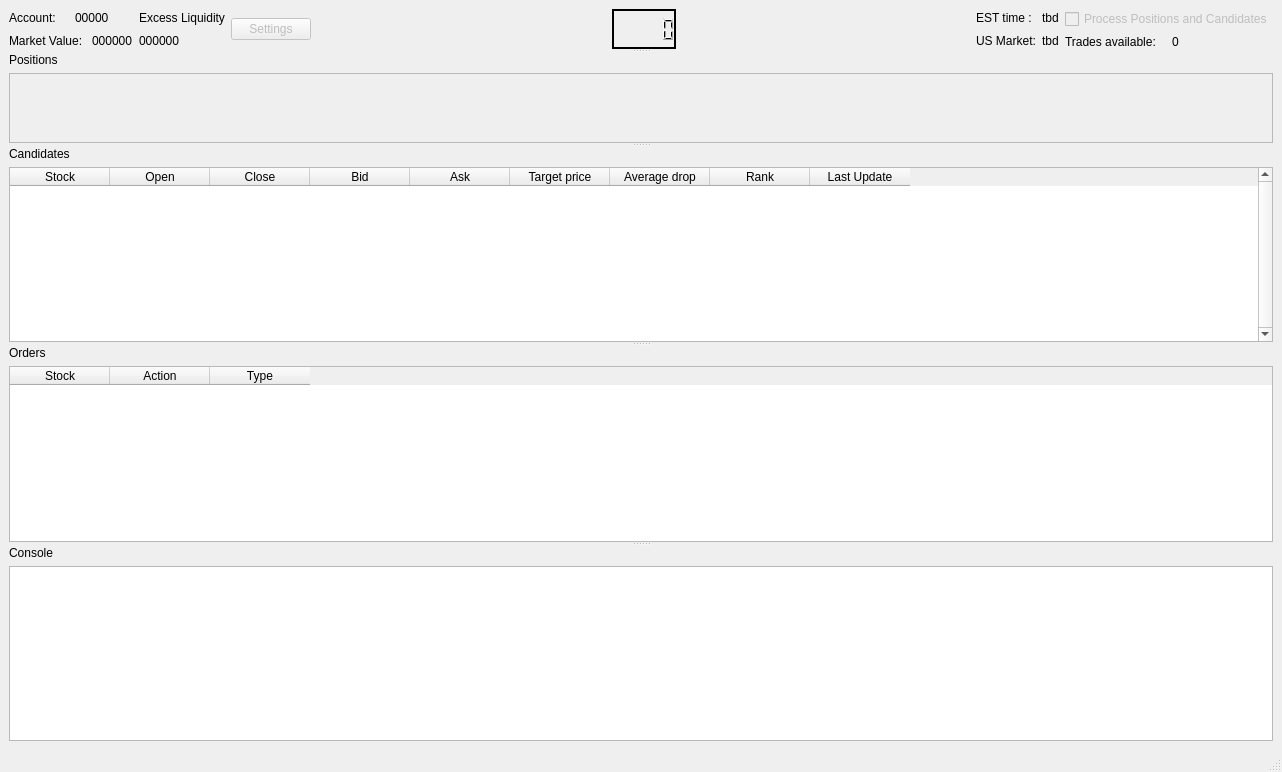
Above: UI/MainWindow.ui from colaisr/algotrader before the change. Below: the same form after it.
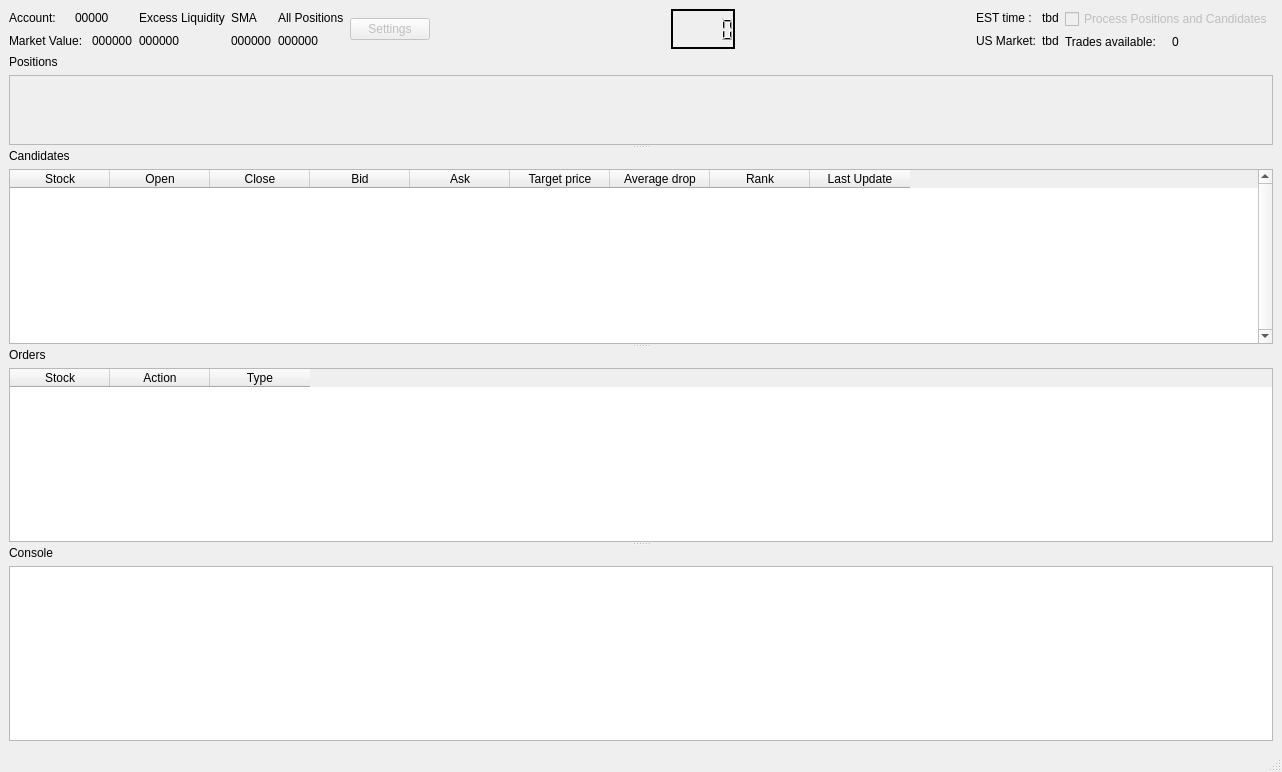
That is the form after the change.

Commit message: sma is added and general value added

The edit to the form file:
```diff
--- a/UI/MainWindow.ui
+++ b/UI/MainWindow.ui
@@ -26,7 +26,9 @@
       <property name="orientation">
        <enum>Qt::Vertical</enum>
       </property>
-      <widget class="QWidget" name="layoutWidget">
+      <widget class="QWidget" name="">
+       <layout class="QVBoxLayout" name="verticalLayout_4">
+        <item>
        <layout class="QHBoxLayout" name="general">
         <item>
          <layout class="QVBoxLayout" name="verticalLayout_7">
@@ -86,6 +88,42 @@
           </item>
          </layout>
         </item>
+          <item>
+           <layout class="QVBoxLayout" name="verticalLayout_9">
+            <item>
+             <widget class="QLabel" name="label_7">
+              <property name="text">
+               <string>SMA</string>
+              </property>
+             </widget>
+            </item>
+            <item>
+             <widget class="QLabel" name="lSma">
+              <property name="text">
+               <string>000000</string>
+              </property>
+             </widget>
+            </item>
+           </layout>
+          </item>
+          <item>
+           <layout class="QVBoxLayout" name="verticalLayout_10">
+            <item>
+             <widget class="QLabel" name="label_9">
+              <property name="text">
+               <string>All Positions</string>
+              </property>
+             </widget>
+            </item>
+            <item>
+             <widget class="QLabel" name="lPositionsTotalValue">
+              <property name="text">
+               <string>000000</string>
+              </property>
+             </widget>
+            </item>
+           </layout>
+          </item>
         <item>
          <widget class="QPushButton" name="btnSettings">
           <property name="enabled">
@@ -214,8 +252,8 @@
          </layout>
         </item>
        </layout>
-      </widget>
-      <widget class="QWidget" name="layoutWidget1">
+        </item>
+        <item>
        <layout class="QVBoxLayout" name="Positions">
         <item>
          <widget class="QLabel" name="lblPositions">
@@ -236,7 +274,7 @@
               <rect>
                <x>0</x>
                <y>0</y>
-               <width>1252</width>
+                 <width>1250</width>
                <height>77</height>
               </rect>
              </property>
@@ -247,6 +285,8 @@
              </layout>
             </widget>
            </widget>
+            </item>
+           </layout>
           </item>
          </layout>
         </item>
```
Lines whose indentation alone changed are shown as unchanged. The commit also changes 5 other files.
